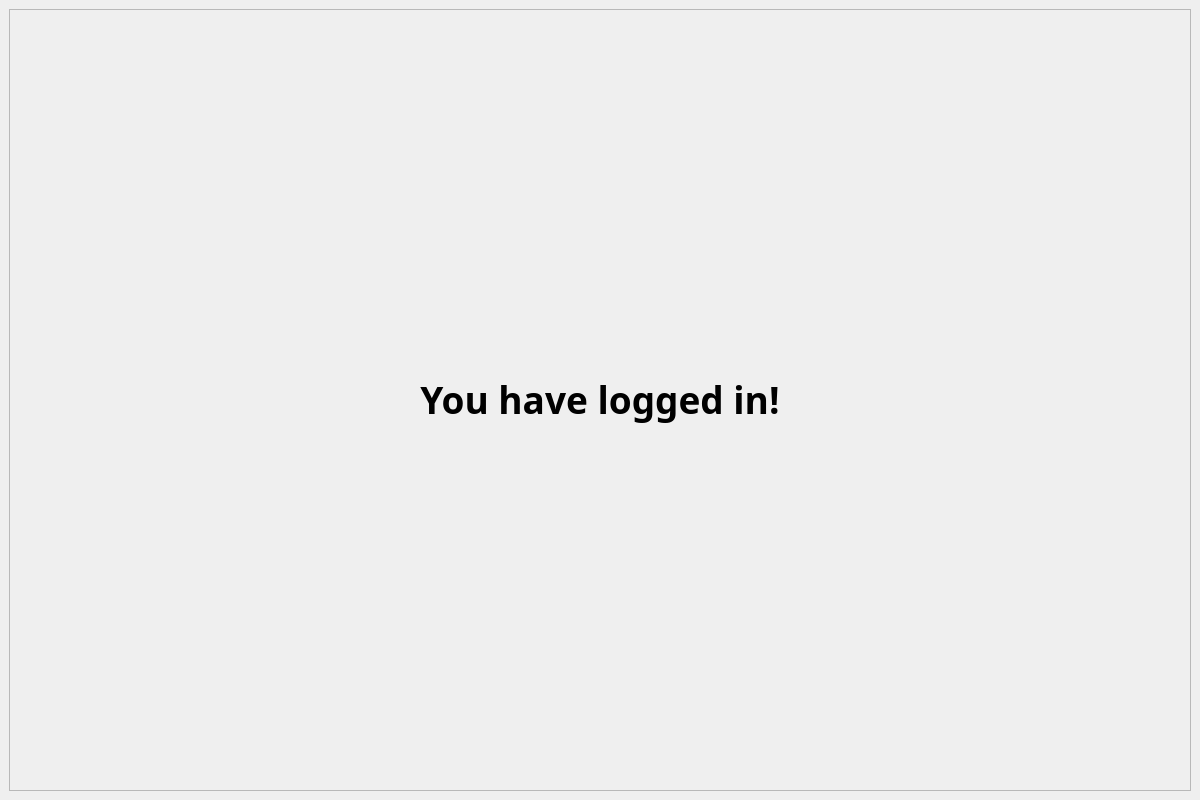
xTheSheep/gui_landwirtschaftliche_fahrzeuge, file interface.ui: the form before one commit.
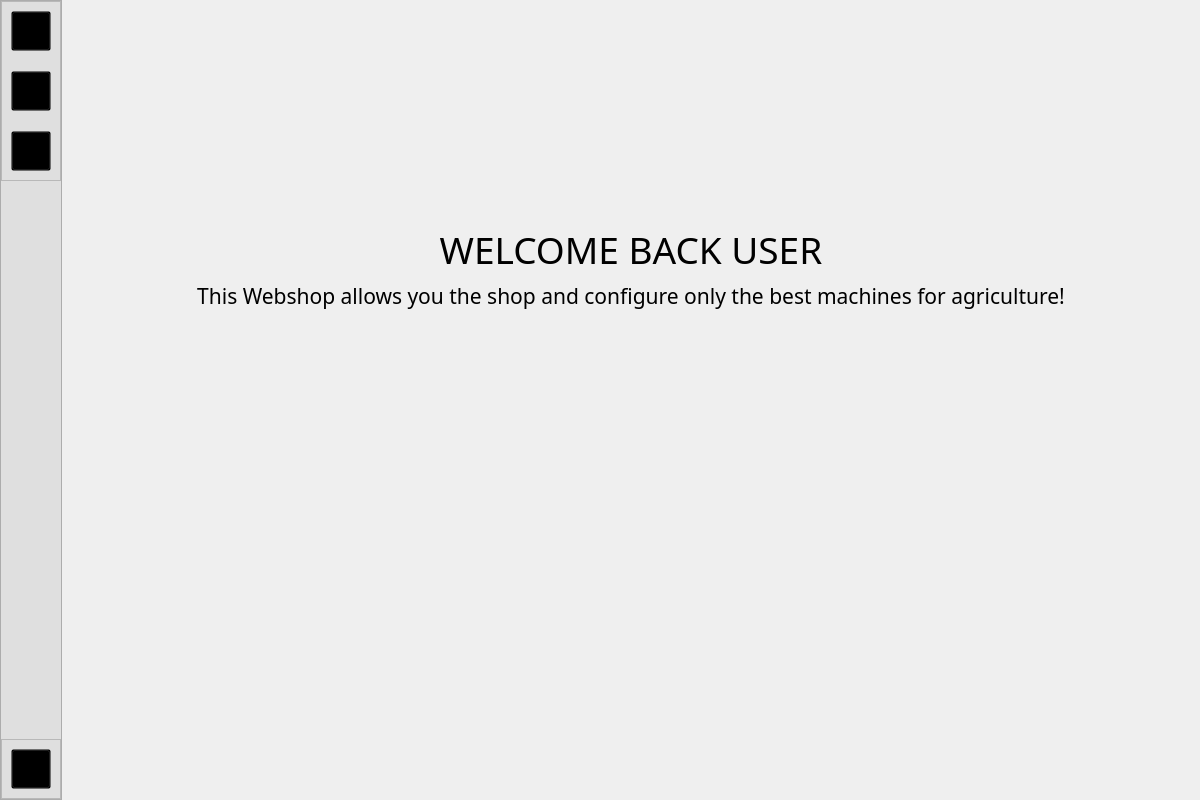
The form after the commit. The open tabs and pages were chosen to show the change. Icons and pictures are not drawn.

The edit to the form file:
```diff
--- a/interface.ui
+++ b/interface.ui
@@ -17,7 +17,7 @@
    <string notr="true"/>
   </property>
   <widget class="QWidget" name="centralwidget">
-   <layout class="QHBoxLayout" name="horizontalLayout">
+   <layout class="QVBoxLayout" name="verticalLayout_2">
     <property name="leftMargin">
      <number>0</number>
     </property>
@@ -335,32 +335,310 @@
        </layout>
       </widget>
       <widget class="QWidget" name="buyer">
-       <layout class="QVBoxLayout" name="verticalLayout">
+       <layout class="QHBoxLayout">
+        <property name="spacing">
+         <number>0</number>
+        </property>
+        <property name="leftMargin">
+         <number>0</number>
+        </property>
+        <property name="topMargin">
+         <number>0</number>
+        </property>
+        <property name="rightMargin">
+         <number>0</number>
+        </property>
+        <property name="bottomMargin">
+         <number>0</number>
+        </property>
         <item>
-         <widget class="QFrame" name="frame_buyer">
+         <widget class="QFrame" name="sidebar">
+          <property name="maximumSize">
+           <size>
+            <width>100</width>
+            <height>16777215</height>
+           </size>
+          </property>
+          <property name="autoFillBackground">
+           <bool>false</bool>
+          </property>
+          <property name="styleSheet">
+           <string notr="true">#sidebar {
+	background-color: rgb(223, 223, 223);
+}
+
+QPushButton {
+	background-color: transparent;
+}</string>
+          </property>
           <property name="frameShape">
            <enum>QFrame::StyledPanel</enum>
           </property>
           <property name="frameShadow">
            <enum>QFrame::Raised</enum>
           </property>
-          <layout class="QVBoxLayout" name="verticalLayout_2">
-           <item alignment="Qt::AlignVCenter">
-            <widget class="QLabel" name="label">
-             <property name="font">
-              <font>
-               <family>Bahnschrift SemiBold</family>
-               <pointsize>28</pointsize>
-               <weight>75</weight>
-               <bold>true</bold>
-              </font>
+          <layout class="QVBoxLayout" name="verticalLayout">
+           <property name="spacing">
+            <number>0</number>
+           </property>
+           <property name="leftMargin">
+            <number>0</number>
+           </property>
+           <property name="topMargin">
+            <number>0</number>
+           </property>
+           <property name="rightMargin">
+            <number>0</number>
+           </property>
+           <property name="bottomMargin">
+            <number>0</number>
+           </property>
+           <item alignment="Qt::AlignTop">
+            <widget class="QFrame" name="nav_section_1">
+             <property name="frameShape">
+              <enum>QFrame::StyledPanel</enum>
              </property>
-             <property name="text">
-              <string>You have logged in!</string>
+             <property name="frameShadow">
+              <enum>QFrame::Raised</enum>
              </property>
-             <property name="alignment">
-              <set>Qt::AlignCenter</set>
+             <layout class="QVBoxLayout" name="verticalLayout_3">
+              <property name="spacing">
+               <number>20</number>
+              </property>
+              <item alignment="Qt::AlignTop">
+               <widget class="QPushButton" name="home_button">
+                <property name="minimumSize">
+                 <size>
+                  <width>40</width>
+                  <height>40</height>
+                 </size>
+                </property>
+                <property name="maximumSize">
+                 <size>
+                  <width>40</width>
+                  <height>40</height>
+                 </size>
+                </property>
+                <property name="cursor">
+                 <cursorShape>PointingHandCursor</cursorShape>
+                </property>
+                <property name="text">
+                 <string/>
+                </property>
+                <property name="icon">
+                 <iconset resource="agriculture-shop-ressources.qrc">
+                  <normaloff>:/icons/assets/icons/home_FILL0_wght400_GRAD0_opsz48.svg</normaloff>:/icons/assets/icons/home_FILL0_wght400_GRAD0_opsz48.svg</iconset>
+                </property>
+                <property name="iconSize">
+                 <size>
+                  <width>40</width>
+                  <height>40</height>
+                 </size>
+                </property>
+                <property name="checkable">
+                 <bool>false</bool>
+                </property>
+                <property name="flat">
+                 <bool>false</bool>
+                </property>
+               </widget>
+              </item>
+              <item>
+               <widget class="QPushButton" name="search_button">
+                <property name="minimumSize">
+                 <size>
+                  <width>40</width>
+                  <height>40</height>
+                 </size>
+                </property>
+                <property name="maximumSize">
+                 <size>
+                  <width>40</width>
+                  <height>40</height>
+                 </size>
+                </property>
+                <property name="cursor">
+                 <cursorShape>PointingHandCursor</cursorShape>
+                </property>
+                <property name="text">
+                 <string/>
+                </property>
+                <property name="icon">
+                 <iconset resource="agriculture-shop-ressources.qrc">
+                  <normaloff>:/icons/assets/icons/search_FILL0_wght400_GRAD0_opsz48.svg</normaloff>:/icons/assets/icons/search_FILL0_wght400_GRAD0_opsz48.svg</iconset>
+                </property>
+                <property name="iconSize">
+                 <size>
+                  <width>40</width>
+                  <height>40</height>
+                 </size>
+                </property>
+               </widget>
+              </item>
+              <item>
+               <widget class="QPushButton" name="cart_button">
+                <property name="minimumSize">
+                 <size>
+                  <width>40</width>
+                  <height>40</height>
+                 </size>
+                </property>
+                <property name="maximumSize">
+                 <size>
+                  <width>40</width>
+                  <height>40</height>
+                 </size>
+                </property>
+                <property name="cursor">
+                 <cursorShape>PointingHandCursor</cursorShape>
+                </property>
+                <property name="text">
+                 <string/>
+                </property>
+                <property name="icon">
+                 <iconset resource="agriculture-shop-ressources.qrc">
+                  <normaloff>:/icons/assets/icons/shopping_cart_checkout_FILL0_wght400_GRAD0_opsz48.svg</normaloff>:/icons/assets/icons/shopping_cart_checkout_FILL0_wght400_GRAD0_opsz48.svg</iconset>
+                </property>
+                <property name="iconSize">
+                 <size>
+                  <width>40</width>
+                  <height>40</height>
+                 </size>
+                </property>
+               </widget>
+              </item>
+             </layout>
+            </widget>
+           </item>
+           <item alignment="Qt::AlignBottom">
+            <widget class="QFrame" name="nav_section_bottom">
+             <property name="frameShape">
+              <enum>QFrame::StyledPanel</enum>
              </property>
+             <property name="frameShadow">
+              <enum>QFrame::Raised</enum>
+             </property>
+             <layout class="QVBoxLayout" name="verticalLayout_4">
+              <item>
+               <widget class="QPushButton" name="settings_button">
+                <property name="minimumSize">
+                 <size>
+                  <width>40</width>
+                  <height>40</height>
+                 </size>
+                </property>
+                <property name="maximumSize">
+                 <size>
+                  <width>40</width>
+                  <height>40</height>
+                 </size>
+                </property>
+                <property name="cursor">
+                 <cursorShape>PointingHandCursor</cursorShape>
+                </property>
+                <property name="text">
+                 <string/>
+                </property>
+                <property name="icon">
+                 <iconset resource="agriculture-shop-ressources.qrc">
+                  <normaloff>:/icons/assets/icons/settings_FILL0_wght400_GRAD0_opsz48.svg</normaloff>:/icons/assets/icons/settings_FILL0_wght400_GRAD0_opsz48.svg</iconset>
+                </property>
+                <property name="iconSize">
+                 <size>
+                  <width>40</width>
+                  <height>40</height>
+                 </size>
+                </property>
+               </widget>
+              </item>
+             </layout>
+            </widget>
+           </item>
+          </layout>
+         </widget>
+        </item>
+        <item>
+         <widget class="QWidget" name="widget" native="true">
+          <property name="enabled">
+           <bool>true</bool>
+          </property>
+          <property name="layoutDirection">
+           <enum>Qt::LeftToRight</enum>
+          </property>
+          <property name="autoFillBackground">
+           <bool>false</bool>
+          </property>
+          <layout class="QHBoxLayout" name="horizontalLayout">
+           <item alignment="Qt::AlignTop">
+            <widget class="QStackedWidget" name="stackedWidget_mainapp">
+             <property name="currentIndex">
+              <number>0</number>
+             </property>
+             <widget class="QWidget" name="page_user">
+              <layout class="QVBoxLayout" name="verticalLayout_6">
+               <item alignment="Qt::AlignHCenter">
+                <widget class="QLabel" name="label">
+                 <property name="minimumSize">
+                  <size>
+                   <width>0</width>
+                   <height>200</height>
+                  </size>
+                 </property>
+                 <property name="maximumSize">
+                  <size>
+                   <width>700</width>
+                   <height>350</height>
+                  </size>
+                 </property>
+                 <property name="text">
+                  <string/>
+                 </property>
+                 <property name="pixmap">
+                  <pixmap resource="agriculture-shop-ressources.qrc">:/pictures/assets/Logo2.png</pixmap>
+                 </property>
+                 <property name="scaledContents">
+                  <bool>true</bool>
+                 </property>
+                 <property name="alignment">
+                  <set>Qt::AlignCenter</set>
+                 </property>
+                </widget>
+               </item>
+               <item>
+                <widget class="QLabel" name="label_2">
+                 <property name="font">
+                  <font>
+                   <family>Bahnschrift</family>
+                   <pointsize>28</pointsize>
+                  </font>
+                 </property>
+                 <property name="text">
+                  <string>WELCOME BACK USER</string>
+                 </property>
+                 <property name="alignment">
+                  <set>Qt::AlignCenter</set>
+                 </property>
+                </widget>
+               </item>
+               <item>
+                <widget class="QLabel" name="label_3">
+                 <property name="font">
+                  <font>
+                   <family>Bahnschrift</family>
+                   <pointsize>16</pointsize>
+                  </font>
+                 </property>
+                 <property name="text">
+                  <string>This Webshop allows you the shop and configure only the best machines for agriculture!</string>
+                 </property>
+                 <property name="alignment">
+                  <set>Qt::AlignCenter</set>
+                 </property>
+                </widget>
+               </item>
+              </layout>
+             </widget>
+             <widget class="QWidget" name="page_home"/>
             </widget>
            </item>
           </layout>
```
Left out of the diff: 12 changed lines with no effect on the pictures.
